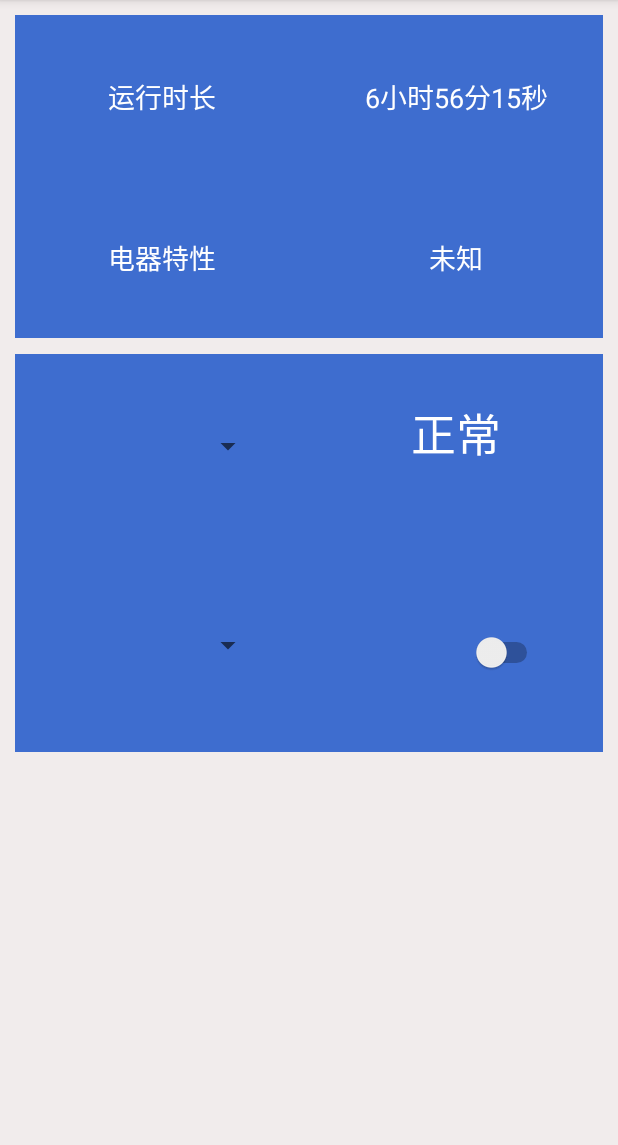
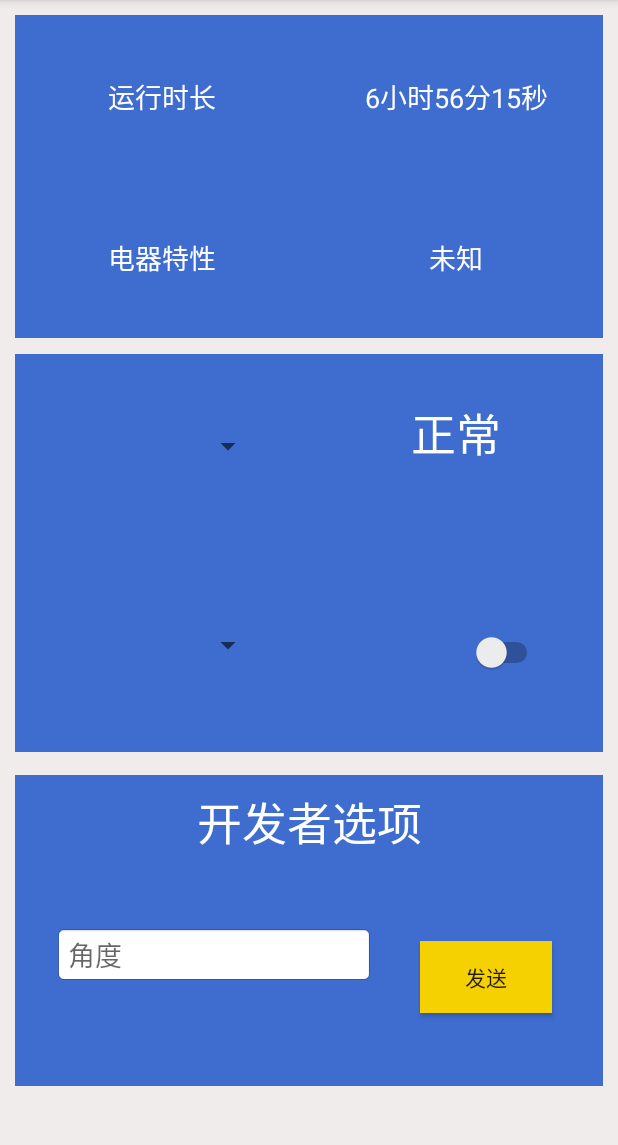
Before and after one commit to qxdn/WindowController, an Android app: the WorkStateFragment screen opened through its navigation route, on a phone screen of 412 x 824 dp, the part 84-1229 px from its top. Run offline under Robolectric (Android 15) with nearby library versions, the phone set to English and light mode, and no system bars; our stand-ins replace data binding; libraries missing offline, so code that uses them is left out: org.angmarch.views; plain views replace NiceSpinner; 4 statements that could not run were skipped.

Commit message:
添加部分接口

```diff
--- a/app/build.gradle
+++ b/app/build.gradle
@@ -40,4 +40,9 @@ dependencies {
     implementation 'androidx.navigation:navigation-ui:2.2.1'
     implementation 'com.github.PhilJay:MPAndroidChart:v3.0.3'
     implementation 'com.github.arcadefire:nice-spinner:1.4.4'
+    implementation 'com.squareup.okhttp3:okhttp:3.9.0'
+    implementation 'com.google.code.gson:gson:2.6.2'
+    implementation files('libs/HeWeather_Public_Android_V3.3.jar')
+    implementation 'org.eclipse.paho:org.eclipse.paho.client.mqttv3:1.1.0'
+    implementation 'org.eclipse.paho:org.eclipse.paho.android.service:1.1.1'
 }
--- a/app/src/main/AndroidManifest.xml
+++ b/app/src/main/AndroidManifest.xml
@@ -1,6 +1,12 @@
 <?xml version="1.0" encoding="utf-8"?>
 <manifest xmlns:android="http://schemas.android.com/apk/res/android"
     package="com.sunbest">
+
+    <uses-permission android:name="android.permission.INTERNET" />
+    <uses-permission android:name="android.permission.ACCESS_NETWORK_STATE" />
+    <uses-permission android:name="android.permission.WAKE_LOCK" />
+    <uses-permission android:name="android.permission.ACCESS_COARSE_LOCATION"/>
+    <uses-permission android:name="android.permission.ACCESS_FINE_LOCATION"/>
 
     <application
         android:allowBackup="true"
--- a/app/src/main/java/com/sunbest/MainActivity.java
+++ b/app/src/main/java/com/sunbest/MainActivity.java
@@ -3,6 +3,8 @@ package com.sunbest;
 import androidx.appcompat.app.AppCompatActivity;
 
 import android.os.Bundle;
+
+import interfaces.heweather.com.interfacesmodule.view.HeConfig;
 
 public class MainActivity extends AppCompatActivity {
 
@@ -10,5 +12,7 @@ public class MainActivity extends AppCompatActivity {
     protected void onCreate(Bundle savedInstanceState) {
         super.onCreate(savedInstanceState);
         setContentView(R.layout.activity_main);
+
+        HeConfig.init("uname","key");
     }
 }
--- /dev/null
+++ b/app/src/main/java/com/sunbest/service/MqttClientService.java
@@ -0,0 +1,6 @@
+package com.sunbest.service;
+
+public interface MqttClientService {
+
+
+}
--- a/app/src/main/java/com/sunbest/ui/details/WorkStateFragment.java
+++ b/app/src/main/java/com/sunbest/ui/details/WorkStateFragment.java
@@ -8,6 +8,8 @@ import androidx.fragment.app.Fragment;
 import android.view.LayoutInflater;
 import android.view.View;
 import android.view.ViewGroup;
+import android.widget.Button;
+import android.widget.Toast;
 
 import com.sunbest.R;
 import com.sunbest.databinding.FragmentWorkStateBinding;
@@ -35,6 +37,14 @@ public class WorkStateFragment extends Fragment {
         NiceSpinner niceSpinner1=binding.windowsSpinner1;
         NiceSpinner niceSpinner2=binding.windowsSpinner2;
 
+        Button sendButton=binding.sendAngle;
+        sendButton.setOnClickListener(new View.OnClickListener() {
+            @Override
+            public void onClick(View v) {
+                Toast.makeText(requireContext(),"发送成功",Toast.LENGTH_LONG).show();
+            }
+        });
+
         List<String> datasets=new ArrayList<>();
         for (int i=0;i<4;i++){
             datasets.add("天窗"+i);
--- a/app/src/main/res/layout/fragment_work_state.xml
+++ b/app/src/main/res/layout/fragment_work_state.xml
@@ -26,6 +26,13 @@
             android:layout_height="wrap_content"
             android:orientation="horizontal"
             app:layout_constraintGuide_percent="0.66" />
+
+        <androidx.constraintlayout.widget.Guideline
+            android:id="@+id/workStateGuideline1"
+            android:layout_width="wrap_content"
+            android:layout_height="wrap_content"
+            android:orientation="horizontal"
+            app:layout_constraintGuide_percent="0.95" />
 
         <androidx.constraintlayout.widget.ConstraintLayout
             android:layout_width="0dp"
@@ -192,6 +199,74 @@
                 app:layout_constraintStart_toStartOf="@+id/guideline37"
                 app:layout_constraintTop_toTopOf="@+id/guideline36" />
         </androidx.constraintlayout.widget.ConstraintLayout>
-
+        <androidx.constraintlayout.widget.ConstraintLayout
+            android:layout_width="0dp"
+            android:layout_height="0dp"
+            android:layout_marginStart="10dp"
+            android:layout_marginTop="10dp"
+            android:layout_marginEnd="10dp"
+            android:layout_marginBottom="5dp"
+            android:background="@color/blue"
+            app:layout_constraintTop_toBottomOf="@+id/guideline33"
+            app:layout_constraintBottom_toBottomOf="@+id/workStateGuideline1"
+            app:layout_constraintEnd_toEndOf="parent"
+            app:layout_constraintHorizontal_bias="1.0"
+            app:layout_constraintStart_toStartOf="parent"
+            app:layout_constraintVertical_bias="1.0">
+            <androidx.constraintlayout.widget.Guideline
+                android:id="@+id/developerGuideline"
+                android:layout_width="wrap_content"
+                android:layout_height="wrap_content"
+                android:orientation="horizontal"
+                app:layout_constraintGuide_percent="0.3"
+                />
+            <androidx.constraintlayout.widget.Guideline
+                android:id="@+id/angleGuideline"
+                android:layout_width="wrap_content"
+                android:layout_height="wrap_content"
+                android:orientation="vertical"
+                app:layout_constraintGuide_percent="0.6"
+                />
+            <TextView
+                android:id="@+id/developerText"
+                android:layout_width="wrap_content"
+                android:layout_height="wrap_content"
+                android:textAlignment="center"
+                android:text="开发者选项"
+                android:textColor="@color/white"
+                android:textSize="30sp"
+                app:layout_constraintStart_toStartOf="parent"
+                app:layout_constraintEnd_toEndOf="parent"
+                app:layout_constraintTop_toTopOf="parent"
+                app:layout_constraintBottom_toBottomOf="@+id/developerGuideline"
+                />
+            <EditText
+                android:id="@+id/angle"
+                android:layout_width="wrap_content"
+                android:layout_height="wrap_content"
+                android:hint="角度"
+                android:singleLine="true"
+                android:ems="10"
+                android:inputType="number"
+                android:background="@android:drawable/editbox_background"
+                android:layout_marginLeft="30dp"
+                android:layout_marginBottom="30dp"
+                app:layout_constraintStart_toStartOf="parent"
+                app:layout_constraintEnd_toEndOf="@+id/angleGuideline"
+                app:layout_constraintTop_toTopOf="@+id/developerGuideline"
+                app:layout_constraintBottom_toBottomOf="parent"
+                />
+            <Button
+                android:id="@+id/sendAngle"
+                android:layout_width="wrap_content"
+                android:layout_height="wrap_content"
+                android:text="发送"
+                android:background="@color/yellow"
+                app:layout_constraintStart_toStartOf="@+id/angleGuideline"
+                app:layout_constraintEnd_toEndOf="parent"
+                app:layout_constraintBottom_toBottomOf="parent"
+                app:layout_constraintTop_toTopOf="@+id/developerGuideline"
+                />
+        </androidx.constraintlayout.widget.ConstraintLayout>
     </androidx.constraintlayout.widget.ConstraintLayout>
 </layout>
```
Also changed, not shown: app/src/main/java/com/sunbest/domain/dto/Weather.java (added, +100 -0 lines), app/src/main/java/com/sunbest/service/WeatherService.java (added, +15 -0 lines), app/src/main/java/com/sunbest/service/impl/MqttClientServiceImpl.java (added, +28 -0 lines), app/src/main/java/com/sunbest/service/impl/WeatherServiceImpl.java (added, +84 -0 lines), app/libs/HeWeather_Public_Android_V3.3.jar (added).
